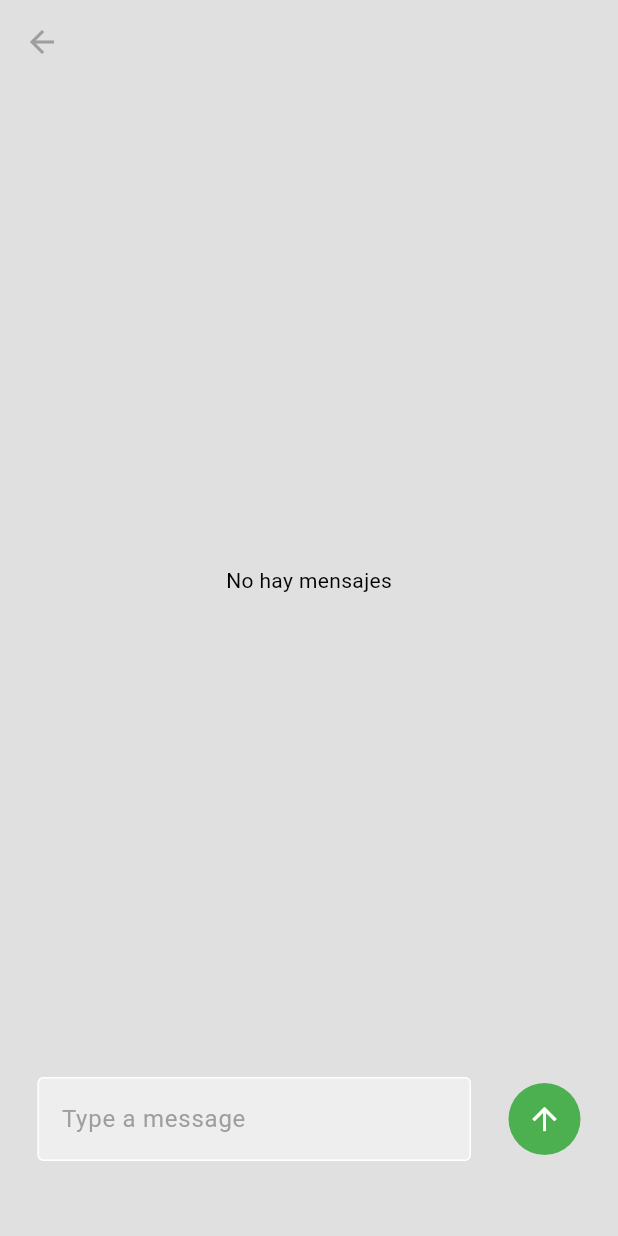
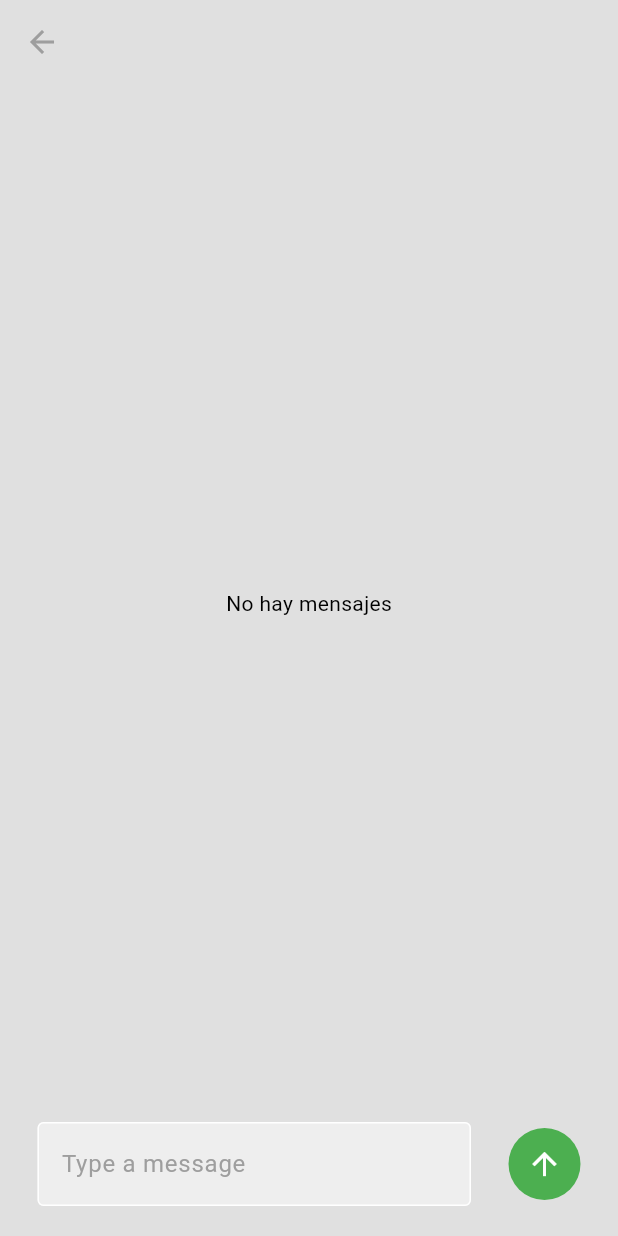
Before and after one commit to AlbertHS18/Fchatapptute, a Flutter app: the ChatPage screen opened directly with empty values, after a tap on the "arrow upward" icon, on a phone screen of 412 x 824 dp. Run offline on Flutter 3.47's test engine with Material 3 defaults, Android fonts, the phone set to English and light mode, and no system bars; our stand-ins replace cloud_firestore, firebase_auth, firebase_core; accounts and stored records are empty.

Commit message:
Commit #11

```diff
--- a/lib/pages/chat_page.dart
+++ b/lib/pages/chat_page.dart
@@ -9,7 +9,7 @@ class ChatPage extends StatefulWidget {
   final String receiverEmail;
   final String receiverID;
 
-  ChatPage({
+  const ChatPage({
     super.key,
     required this.receiverEmail,
     required this.receiverID,
@@ -21,11 +21,10 @@ class ChatPage extends StatefulWidget {
 
 class _ChatPageState extends State<ChatPage> {
   final TextEditingController _messageController = TextEditingController();
-
   final ChatService _chatService = ChatService();
   final AuthService _authService = AuthService();
-
-    FocusNode myFocusNode = FocusNode();
+  final ScrollController _scrollController = ScrollController();
+  final FocusNode myFocusNode = FocusNode();
 
   @override
   void initState() {
@@ -33,56 +32,40 @@ class _ChatPageState extends State<ChatPage> {
 
     myFocusNode.addListener(() {
       if (myFocusNode.hasFocus) {
-           Future.delayed(const Duration(milliseconds: 500),
-            () => scrollDown(),
-
+        Future.delayed(
+          const Duration(milliseconds: 500),
+          scrollDown,
         );
-
       }
-
     });
-
-      Future.delayed(
-        const Duration(
-          milliseconds: 500),
-          () => scrollDown(),
-        );
-
   }
 
   @override
   void dispose() {
     myFocusNode.dispose();
+    _scrollController.dispose();
+    _messageController.dispose();
     super.dispose();
-
   }
 
-   final ScrollController _scrollController = ScrollController();
-   void scrollDown(){
+  void scrollDown() {
+    if (_scrollController.hasClients) {
       _scrollController.animateTo(
         _scrollController.position.maxScrollExtent,
-      duration: const Duration(seconds: 1),
-      curve: Curves.fastOutSlowIn,
-
+        duration: const Duration(milliseconds: 300),
+        curve: Curves.easeOut,
       );
-
     }
-
-
-
-
+  }
 
   void sendMessage() async {
     if (_messageController.text.isNotEmpty) {
-
       await _chatService.sendMessage(widget.receiverID, _messageController.text);
 
       // Clear text controller
       _messageController.clear();
-
+      scrollDown(); // Desplazar automáticamente después de enviar un mensaje
     }
-        scrollDown();
-
   }
 
   @override
@@ -100,7 +83,7 @@ class _ChatPageState extends State<ChatPage> {
           // Display all messages
           Expanded(
             child: _buildMessageList(),
-          ), // Expanded
+          ),
 
           // User input
           _buildUserInput(),
@@ -127,10 +110,14 @@ class _ChatPageState extends State<ChatPage> {
           return const Center(child: Text("No hay mensajes"));
         }
 
-        // Muestra los mensajes si existen
+        WidgetsBinding.instance.addPostFrameCallback((_) {
+          scrollDown();
+        });
+
         return ListView(
           controller: _scrollController,
-          children: snapshot.data!.docs.map((doc) => _buildMessageItem(doc)).toList(),
+          children:
+              snapshot.data!.docs.map((doc) => _buildMessageItem(doc)).toList(),
         );
       },
     );
@@ -138,32 +125,29 @@ class _ChatPageState extends State<ChatPage> {
 
   Widget _buildMessageItem(DocumentSnapshot doc) {
     Map<String, dynamic> data = doc.data() as Map<String, dynamic>;
-
     bool isCurrentUser = data['senderID'] == _authService.getCurrentUser()!.uid;
-
-    var alignment =
-      isCurrentUser ? Alignment.centerRight : Alignment.centerLeft;
-
+    var alignment = isCurrentUser ? Alignment.centerRight : Alignment.centerLeft;
 
     return Container(
       alignment: alignment,
       child: Column(
         crossAxisAlignment:
-            isCurrentUser ?  CrossAxisAlignment.end : CrossAxisAlignment.start,
+            isCurrentUser ? CrossAxisAlignment.end : CrossAxisAlignment.start,
         children: [
           ChatBubble(
             message: data["message"],
             isCurrentUser: isCurrentUser,
-                )
+          ),
         ],
       ),
     );
-
   }
 
   Widget _buildUserInput() {
     return Padding(
-      padding: const EdgeInsets.only(bottom: 50.0),
+      padding: EdgeInsets.only(
+        bottom: MediaQuery.of(context).viewInsets.bottom + 20,
+      ),
       child: Row(
         children: [
           // Campo de texto para escribir mensajes
@@ -178,7 +162,8 @@ class _ChatPageState extends State<ChatPage> {
 
           // Botón para enviar el mensaje
           Container(
-            decoration: const BoxDecoration(color: Colors.green,
+            decoration: const BoxDecoration(
+              color: Colors.green,
               shape: BoxShape.circle,
             ),
             margin: const EdgeInsets.only(right: 25),
--- a/lib/pages/home_page.dart
+++ b/lib/pages/home_page.dart
@@ -19,7 +19,7 @@ class HomePage extends StatelessWidget{
     return Scaffold(
         backgroundColor: Theme.of(context).colorScheme.surface,
         appBar: AppBar(
-        title: const Text("Home"),
+        title: const Text("USERS"),
         backgroundColor: Colors.transparent,
         foregroundColor: Colors.grey,
         elevation: 0,
```
Lines whose indentation alone changed are shown as unchanged.
